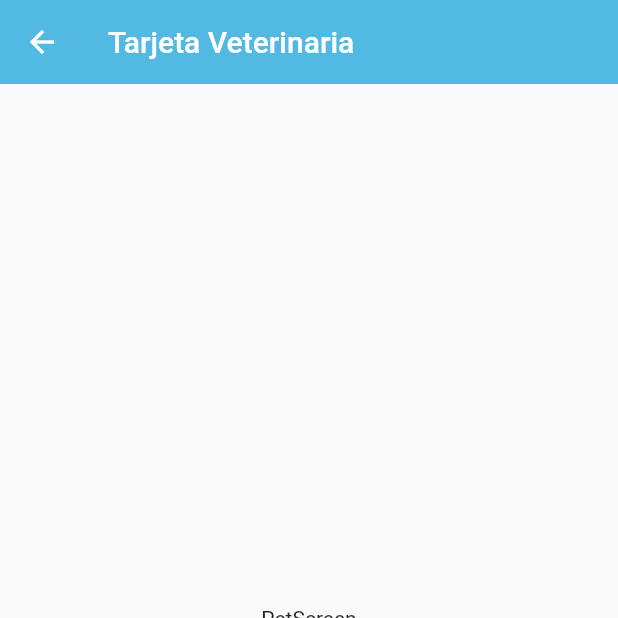
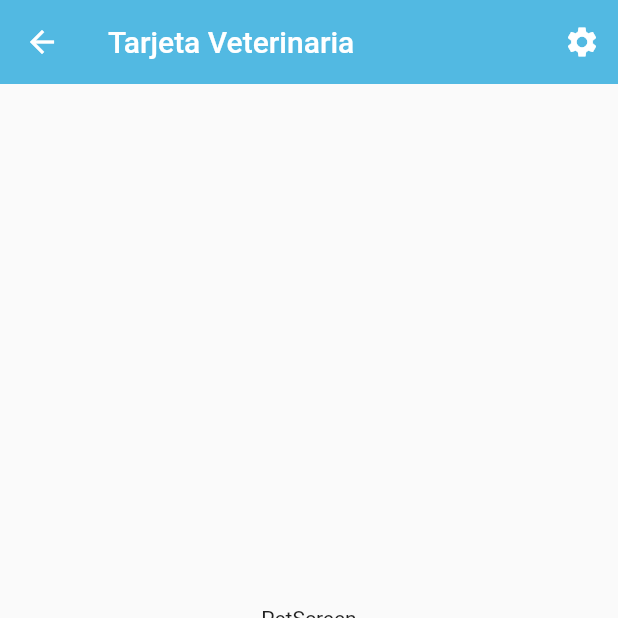
Before and after one commit to TheAlanMC/barkibu-frontend, a Flutter app: the PetScreen screen opened by its route, on a phone screen of 412 x 824 dp, the top half of it. Run offline on Flutter 3.47's test engine with Material 2 defaults, Android fonts, the phone set to English and light mode, and no system bars; our stand-ins replace equatable, flutter_bloc, image_picker; missing offline and left inert: image_picker_for_web, password_strength.

Commit message:
Owner settings

```diff
--- a/lib/router/app_routes.dart
+++ b/lib/router/app_routes.dart
@@ -34,6 +34,10 @@ class AppRoutes {
       route: '/pet_owner_pet_screen',
       screen: const PetScreen(),
     ),
+     MenuOption(
+      route: '/pet_owner_settings_screen',
+      screen: const PetOwnerSettingsScreen(),
+    ),
     MenuOption(
       route: '/veterinary_profile_screen',
       screen: const VeterinaryProfileScreen(),
--- a/lib/screens/pet_owner_pet/pet_screen.dart
+++ b/lib/screens/pet_owner_pet/pet_screen.dart
@@ -9,6 +9,12 @@ class PetScreen extends StatelessWidget {
     return Scaffold(
         appBar: AppBar(
           title: const Text('Tarjeta Veterinaria'),
+          actions: <Widget>[
+            IconButton(
+                onPressed: () => Navigator.of(context)
+                    .pushNamed('/pet_owner_settings_screen'),
+                icon: const Icon(Icons.settings))
+          ],
         ),
         body: const Center(
           child: Text('PetScreen'),
--- a/lib/screens/screens.dart
+++ b/lib/screens/screens.dart
@@ -8,3 +8,4 @@ export 'package:barkibu/screens/login_register/password_recover_screen2.dart';
 export 'package:barkibu/screens/login_register/password_recover_screen3.dart';
 export 'package:barkibu/screens/pet_owner_pet/pet_screen.dart';
 export 'package:barkibu/screens/veterinary_profile/veterinary_profile_screen.dart';
+export 'package:barkibu/screens/pet_owner_pet/pet_owner_settings_screen.dart';
```
Also changed, not shown: lib/generated_plugin_registrant.dart (added, +17 -0 lines), lib/screens/login_register/login.dart (+18 -8 lines), lib/screens/pet_owner_pet/pet_owner_settings_screen.dart (added, +37 -0 lines).
